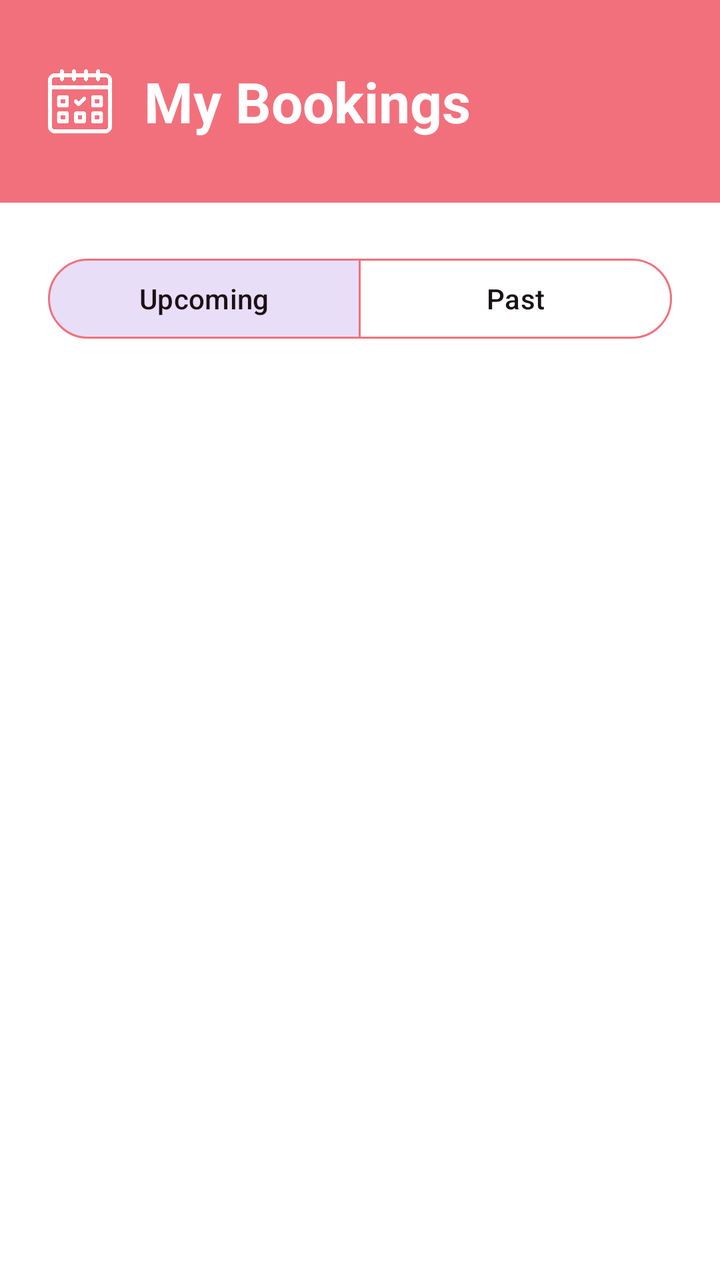
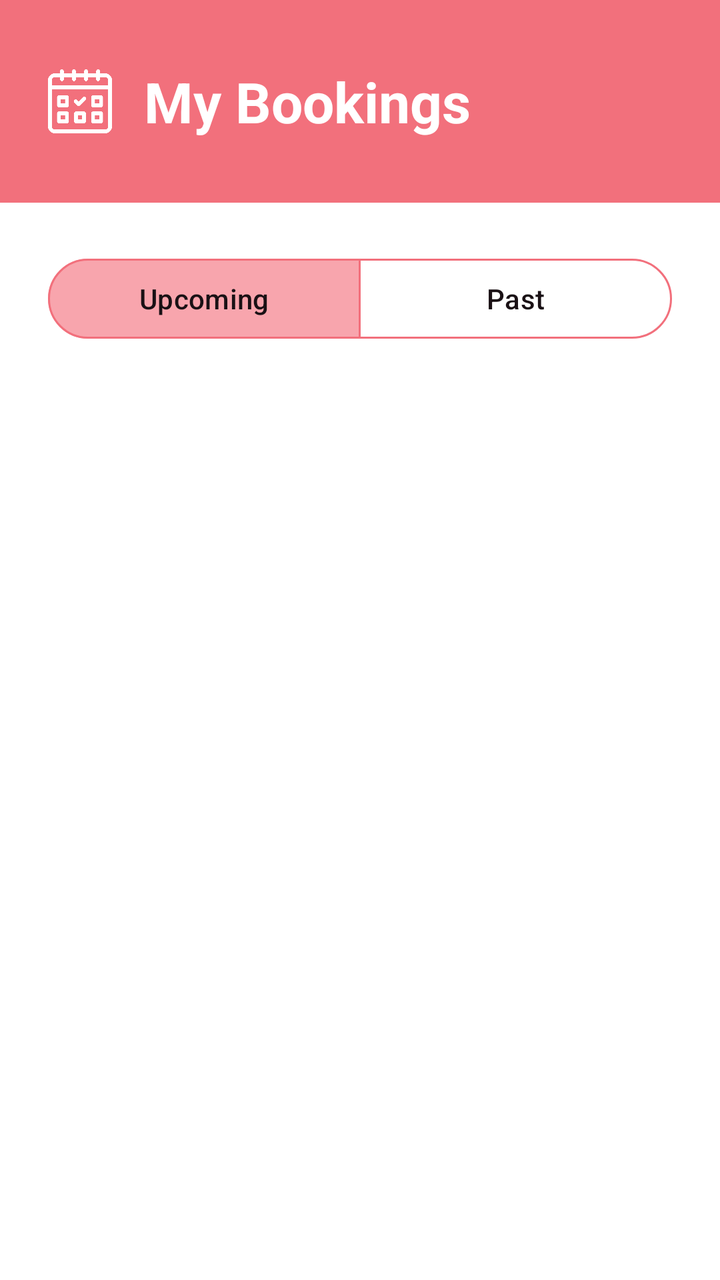

The first picture is an Android layout as it rendered before a commit; the second is the same layout after the commit. The layout source and the unified diff follow.
<!-- AndroidManifest.xml: application theme Theme.CatHeavenApp -->
<!-- res/layout/fragment_upcoming_booking_list.xml -->
<?xml version="1.0" encoding="utf-8"?>
<androidx.constraintlayout.widget.ConstraintLayout
    xmlns:android="http://schemas.android.com/apk/res/android"
    xmlns:app="http://schemas.android.com/apk/res-auto"
    xmlns:tools="http://schemas.android.com/tools"
    android:layout_width="match_parent"
    android:layout_height="match_parent"
    android:background="@color/white"
    tools:context=".UpcomingBookingsFragment">

    
    <LinearLayout
        android:id="@+id/bookingHeader"
        android:layout_width="match_parent"
        android:layout_height="wrap_content"
        android:background="@color/pink"
        android:gravity="center_vertical"
        android:orientation="horizontal"
        android:paddingHorizontal="24dp"
        android:paddingVertical="32dp"
        app:layout_constraintEnd_toEndOf="parent"
        app:layout_constraintStart_toStartOf="parent"
        app:layout_constraintTop_toTopOf="parent">

        <ImageView
            android:layout_width="32dp"
            android:layout_height="32dp"
            android:contentDescription="Booking Calendar Icon"
            android:src="@drawable/booking"
            app:tint="@color/white" />

        <TextView
            android:layout_width="wrap_content"
            android:layout_height="wrap_content"
            android:layout_marginStart="16dp"
            android:text="My Bookings"
            android:textColor="@color/white"
            android:textSize="28sp"
            android:textStyle="bold" />
    </LinearLayout>

    
    <com.google.android.material.button.MaterialButtonToggleGroup
        android:id="@+id/bookingToggleGroup"
        android:layout_width="0dp"
        android:layout_height="wrap_content"
        android:layout_marginHorizontal="24dp"
        android:layout_marginTop="24dp"
        app:checkedButton="@id/btnUpcoming"
        app:layout_constraintEnd_toEndOf="parent"
        app:layout_constraintStart_toStartOf="parent"
        app:layout_constraintTop_toBottomOf="@+id/bookingHeader"
        app:selectionRequired="true"
        app:singleSelection="true">

        <com.google.android.material.button.MaterialButton
            android:id="@+id/btnUpcoming"
            style="@style/Widget.Material3.Button.OutlinedButton"
            android:layout_width="0dp"
            android:layout_height="wrap_content"
            android:layout_weight="1"
            android:text="Upcoming"
            android:textColor="@color/darkColor"
            app:strokeColor="@color/pink" />

        <com.google.android.material.button.MaterialButton
            android:id="@+id/btnPast"
            style="@style/Widget.Material3.Button.OutlinedButton"
            android:layout_width="0dp"
            android:layout_height="wrap_content"
            android:layout_weight="1"
            android:text="Past"
            android:textColor="@color/darkColor"
            app:strokeColor="@color/pink" />
    </com.google.android.material.button.MaterialButtonToggleGroup>

    <androidx.recyclerview.widget.RecyclerView
        android:id="@+id/bookingsRecyclerView"
        android:layout_width="0dp"
        android:layout_height="0dp"
        android:layout_marginTop="16dp"
        android:clipToPadding="false"
        android:paddingHorizontal="16dp"
        android:paddingBottom="80dp"
        app:layoutManager="androidx.recyclerview.widget.LinearLayoutManager"
        app:layout_constraintBottom_toBottomOf="parent"
        app:layout_constraintEnd_toEndOf="parent"
        app:layout_constraintStart_toStartOf="parent"
        app:layout_constraintTop_toBottomOf="@+id/bookingToggleGroup"
        tools:listitem="@layout/fragment_upcoming_booking" />

</androidx.constraintlayout.widget.ConstraintLayout>
<!-- res/layout/fragment_upcoming_booking.xml (included above) -->
<?xml version="1.0" encoding="utf-8"?>
<com.google.android.material.card.MaterialCardView
    xmlns:android="http://schemas.android.com/apk/res/android"
    xmlns:app="http://schemas.android.com/apk/res-auto"
    android:layout_width="match_parent"
    android:layout_height="wrap_content"
    android:layout_marginHorizontal="24dp"
    android:layout_marginBottom="16dp"
    app:cardBackgroundColor="@color/lightGrey"
    app:cardCornerRadius="16dp"
    app:cardElevation="0dp">

    <androidx.constraintlayout.widget.ConstraintLayout
        android:layout_width="match_parent"
        android:layout_height="wrap_content"
        android:padding="16dp">

        <TextView
            android:id="@+id/statusText"
            android:layout_width="wrap_content"
            android:layout_height="wrap_content"
            android:text="Upcoming"
            android:textColor="@color/pink"
            android:textSize="14sp"
            android:textStyle="bold"
            android:textAllCaps="true"
            app:layout_constraintStart_toStartOf="parent"
            app:layout_constraintTop_toTopOf="parent" />

        <TextView
            android:id="@+id/dateText"
            android:layout_width="wrap_content"
            android:layout_height="wrap_content"
            android:layout_marginTop="8dp"
            android:text="28 August 2026"
            android:textColor="@color/darkColor"
            android:textSize="18sp"
            android:textStyle="bold"
            app:layout_constraintStart_toStartOf="parent"
            app:layout_constraintTop_toBottomOf="@+id/statusText" />

        <TextView
            android:id="@+id/priceText"
            android:layout_width="wrap_content"
            android:layout_height="wrap_content"
            android:text="R30"
            android:textColor="@color/darkColor"
            android:textSize="18sp"
            android:textStyle="bold"
            app:layout_constraintBottom_toBottomOf="@+id/dateText"
            app:layout_constraintEnd_toEndOf="parent"
            app:layout_constraintTop_toTopOf="@+id/dateText" />

        <TextView
            android:id="@+id/timeText"
            android:layout_width="wrap_content"
            android:layout_height="wrap_content"
            android:layout_marginTop="8dp"
            android:text="11:00 AM | 1 Hour"
            android:textColor="@color/textColor"
            android:textSize="15sp"
            app:layout_constraintStart_toStartOf="parent"
            app:layout_constraintTop_toBottomOf="@+id/dateText" />

        <TextView
            android:id="@+id/guestText"
            android:layout_width="wrap_content"
            android:layout_height="wrap_content"
            android:text="1 Guest"
            android:textColor="@color/textColor"
            android:textSize="15sp"
            app:layout_constraintBottom_toBottomOf="@+id/timeText"
            app:layout_constraintEnd_toEndOf="parent"
            app:layout_constraintTop_toTopOf="@+id/timeText" />

    </androidx.constraintlayout.widget.ConstraintLayout>
</com.google.android.material.card.MaterialCardView>
<!-- resources referenced by this layout -->
<resources>
  <color name="darkColor">#1A1115</color>
  <color name="lightGrey">#EAEAEA</color>
  <color name="pink">#F2707C</color>
  <color name="textColor">#222222</color>
  <color name="white">#FFFFFFFF</color>
  <!-- drawable booking: png bitmap (drawable, 10337 bytes) -->
  <style name="Theme.CatHeavenApp" parent="Base.Theme.CatHeavenApp" />
  <style name="Base.Theme.CatHeavenApp" parent="Theme.Material3.DayNight.NoActionBar" />
</resources>

<!-- the commit's change to res/layout/fragment_upcoming_booking_list.xml (unified diff, before → after) -->
@@ -61,7 +61,8 @@
             android:layout_weight="1"
             android:text="Upcoming"
             android:textColor="@color/darkColor"
-            app:strokeColor="@color/pink" />
+            app:strokeColor="@color/pink"
+            app:backgroundTint="@color/lightPink"/>
 
         <com.google.android.material.button.MaterialButton
             android:id="@+id/btnPast"
<!-- resource entries referenced after the edit -->
@@ -2,6 +2,7 @@
 <resources>
   <color name="darkColor">#1A1115</color>
   <color name="lightGrey">#EAEAEA</color>
+  <color name="lightPink">#F8A5AD</color>
   <color name="pink">#F2707C</color>
   <color name="textColor">#222222</color>
   <color name="white">#FFFFFFFF</color>
